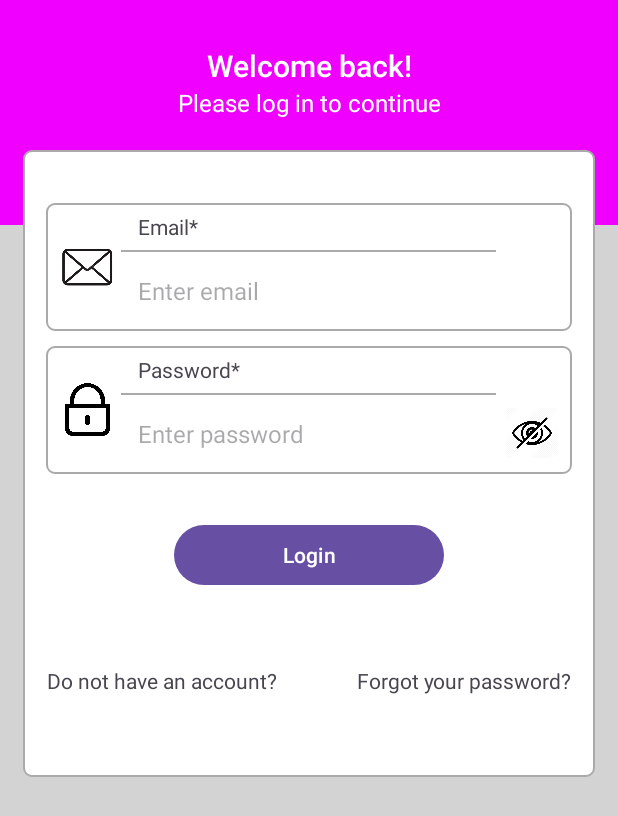
After one commit to Zolianul/InSight, an Android app: the LogInActivity screen opened directly, with no data from a screen before it, on a phone screen of 412 x 824 dp. The commit adds this screen. Shown: the top 816 px of the screen. Run offline under Robolectric (Android 15) with nearby library versions, the phone set to English and light mode, and no system bars; our stand-ins replace Firebase (no records; nobody signed in at launch, a user with empty details on screens opened directly).

Commit message:
Login user logic enabled and working

```diff
--- a/app/src/main/AndroidManifest.xml
+++ b/app/src/main/AndroidManifest.xml
@@ -17,7 +17,10 @@
         android:usesCleartextTraffic="true"
         tools:targetApi="31">
         <activity
-            android:name=".LoggingInActivity"
+            android:name=".LogInActivity"
+            android:exported="false" />
+        <activity
+            android:name=".LoggingInActivityMainScreen"
             android:exported="false" />
         <activity
             android:name=".RegisteringActivity"
--- a/app/src/main/java/com/example/insight/MainActivity.java
+++ b/app/src/main/java/com/example/insight/MainActivity.java
@@ -36,7 +36,7 @@ public class MainActivity extends AppCompatActivity {
         startActivity(intent);
     }
     public void openLoginTest() {
-        Intent intent = new Intent(this, LoggingInActivity.class);
+        Intent intent = new Intent(this, LoggingInActivityMainScreen.class);
         startActivity(intent);
     }
 }
--- /dev/null
+++ b/app/src/main/res/layout/activity_log_in.xml
@@ -0,0 +1,233 @@
+<?xml version="1.0" encoding="utf-8"?>
+
+<ScrollView xmlns:android="http://schemas.android.com/apk/res/android"
+xmlns:tools="http://schemas.android.com/tools"
+android:layout_width="match_parent"
+android:layout_height="match_parent"
+android:background="@color/light_gray"
+tools:context=".LogInActivity">
+
+<LinearLayout
+    android:layout_width="match_parent"
+    android:layout_height="wrap_content"
+    android:orientation="vertical">
+
+    <LinearLayout
+        android:layout_width="match_parent"
+        android:layout_height="150dp"
+        android:orientation="vertical"
+        android:background="@color/purple_700">
+
+        <TextView
+            android:id="@+id/textView_login_head"
+            android:layout_width="match_parent"
+            android:layout_height="wrap_content"
+            android:layout_marginTop="30dp"
+            android:textColor="@color/white"
+            android:text="Welcome back!"
+            android:textAlignment="center"
+            android:textAppearance="@style/TextAppearance.AppCompat.Title" />
+
+        <TextView
+            android:id="@+id/textView_login_instruction"
+            android:layout_width="match_parent"
+            android:layout_height="wrap_content"
+            android:textColor="@color/white"
+            android:text="Please log in to continue"
+            android:textAlignment="center"
+            android:textAppearance="@style/TextAppearance.AppCompat.Menu" />
+
+    </LinearLayout>
+
+    <RelativeLayout
+        android:layout_width="match_parent"
+        android:layout_height="wrap_content"
+        android:layout_marginTop="-50dp"
+        android:layout_marginRight="15dp"
+        android:layout_marginLeft="15dp"
+        android:layout_marginBottom="15dp"
+        android:background="@drawable/border"
+        android:padding="15dp">
+
+        <RelativeLayout
+            android:layout_width="match_parent"
+            android:layout_height="wrap_content"
+            android:id="@+id/RL_email"
+            android:layout_marginTop="20dp"
+            android:background="@drawable/border">
+
+            <ImageView
+                android:layout_width="35dp"
+                android:layout_height="35dp"
+                android:id="@+id/imageViewEmail"
+                android:src="@drawable/ic_email"
+                android:layout_centerVertical="true"
+                android:layout_marginLeft="10dp"
+                android:layout_marginRight="10dp"/>
+
+            <TextView
+                android:id="@+id/textView_login_email"
+                android:layout_width="match_parent"
+                android:layout_height="wrap_content"
+                android:padding="6dp"
+                android:text="Email*"
+                android:layout_toEndOf="@id/imageViewEmail"/>
+
+            <View
+                android:layout_width="250dp"
+                android:layout_height="1dp"
+                android:id="@+id/divider_email"
+                android:layout_centerHorizontal="true"
+                android:layout_below="@id/textView_login_email"
+                android:background="@android:color/darker_gray"/>
+
+            <EditText
+                android:id="@+id/editText_login_email"
+                android:layout_width="match_parent"
+                android:layout_height="wrap_content"
+                android:layout_below="@id/textView_login_email"
+                android:background="@android:color/transparent"
+                android:layout_toEndOf="@id/imageViewEmail"
+                android:hint="Enter email"
+                android:layout_marginTop="10dp"
+                android:layout_marginBottom="10dp"
+
+                android:inputType="textEmailAddress"
+                android:padding="6dp"
+                android:textSize="16sp" />
+        </RelativeLayout>
+
+        <RelativeLayout
+            android:layout_width="match_parent"
+            android:layout_height="wrap_content"
+            android:id="@+id/RL_pwd"
+            android:layout_below="@id/RL_email"
+            android:background="@drawable/border"
+            android:layout_marginTop="10dp">
+
+            <ImageView
+                android:layout_width="35dp"
+                android:layout_height="35dp"
+                android:id="@+id/imageViewPwd"
+                android:src="@drawable/ic_pwd_bw"
+                android:layout_centerVertical="true"
+                android:layout_marginLeft="10dp"
+                android:layout_marginRight="10dp"/>
+
+            <TextView
+                android:id="@+id/textView_login_pwd"
+                android:layout_width="match_parent"
+                android:layout_height="wrap_content"
+                android:layout_toEndOf="@id/imageViewPwd"
+                android:padding="6dp"
+                android:text="Password*" />
+
+            <View
+                android:layout_width="250dp"
+                android:layout_height="1dp"
+                android:id="@+id/divider_pwd"
+                android:layout_centerHorizontal="true"
+                android:layout_below="@id/textView_login_pwd"
+                android:background="@android:color/darker_gray"/>
+
+            <EditText
+                android:id="@+id/editText_login_pwd"
+                android:layout_width="260dp"
+                android:layout_height="wrap_content"
+                android:layout_below="@id/textView_login_pwd"
+                android:layout_toEndOf="@id/imageViewPwd"
+                android:background="@android:color/transparent"
+                android:hint="Enter password"
+
+                android:inputType="textPassword"
+                android:layout_marginTop="10dp"
+                android:layout_marginBottom="10dp"
+                android:padding="6dp"
+                android:textSize="16sp" />
+
+            <ImageView
+                android:id="@+id/imageView_show_hide_pwd"
+                android:layout_width="33dp"
+                android:layout_height="33dp"
+                android:layout_alignParentEnd="true"
+                android:layout_marginTop="10dp"
+                android:layout_marginRight="10dp"
+                android:layout_below="@id/textView_login_pwd" />
+
+        </RelativeLayout>
+
+        <Button
+            android:id="@+id/button_login"
+            android:layout_width="180dp"
+            android:layout_height="wrap_content"
+            android:layout_below="@id/RL_pwd"
+            android:layout_marginTop="30dp"
+            android:layout_marginLeft="70dp"
+            android:layout_centerHorizontal="true"
+            android:text="Login" />
+
+        <LinearLayout
+            android:layout_width="wrap_content"
+            android:layout_height="wrap_content"
+            android:layout_below="@id/button_login"
+            android:layout_marginTop="20dp"
+            android:layout_marginBottom="20dp"
+            android:orientation="vertical">
+            <TextView
+                android:id="@+id/textView_register"
+                android:layout_width="match_parent"
+                android:layout_height="wrap_content"
+                android:layout_marginTop="30dp"
+                android:text="Do not have an account?"
+                android:textAlignment="center" />
+
+            <TextView
+                android:id="@+id/textView_register_link"
+                android:layout_width="match_parent"
+                android:layout_height="wrap_content"
+
+                android:textColor="@color/purple_700"
+                android:textAlignment="center" />
+        </LinearLayout>
+
+        <LinearLayout
+            android:layout_width="wrap_content"
+            android:layout_height="wrap_content"
+            android:layout_below="@id/button_login"
+            android:layout_marginTop="20dp"
+            android:layout_marginBottom="20dp"
+            android:layout_alignParentEnd="true"
+            android:orientation="vertical">
+
+            <TextView
+                android:id="@+id/textView_forgot_password"
+                android:layout_width="match_parent"
+                android:layout_height="wrap_content"
+                android:layout_marginTop="30dp"
+                android:text="Forgot your password?"
+                android:textAlignment="center" />
+
+            <TextView
+                android:id="@+id/textView_forgot_password_link"
+                android:layout_width="match_parent"
+                android:layout_height="wrap_content"
+
+                android:textColor="@color/purple_700"
+                android:textAlignment="center" />
+        </LinearLayout>
+
+        <ProgressBar
+            android:id="@+id/progressBar"
+            style="?android:attr/progressBarStyleLarge"
+            android:layout_width="wrap_content"
+            android:layout_height="wrap_content"
+            android:layout_centerHorizontal="true"
+            android:layout_centerVertical="true"
+            android:elevation="10dp"
+            android:visibility="gone" />
+
+    </RelativeLayout>
+
+</LinearLayout>
+
+</ScrollView>
--- a/app/src/main/res/layout/activity_logging_in.xml
+++ b/app/src/main/res/layout/activity_logging_in.xml
@@ -5,7 +5,7 @@
     android:layout_width="match_parent"
     android:layout_height="match_parent"
     android:background="@color/light_gray"
-    tools:context=".LoggingInActivity">
+    tools:context=".LoggingInActivityMainScreen">
 
     <RelativeLayout
         android:layout_width="match_parent"
--- a/app/src/main/res/layout/activity_registering.xml
+++ b/app/src/main/res/layout/activity_registering.xml
@@ -195,7 +195,7 @@
                     android:hint="select your dob"
                     android:inputType="date"
                     android:padding="6dp"
-
+                    android:focusable="false"
                     android:textSize="16sp" />
 
                 <ImageView
```
Also changed, not shown: app/src/main/java/com/example/insight/LogInActivity.java (added, +164 -0 lines), app/src/main/java/com/example/insight/LoggingInActivityMainScreen.java (renamed from app/src/main/java/com/example/insight/LoggingInActivity.java, +5 -5 lines), app/src/main/java/com/example/insight/ReadWriteUserDetails.java (added, +11 -0 lines), app/src/main/java/com/example/insight/RegisteringActivity.java (+73 -6 lines).
